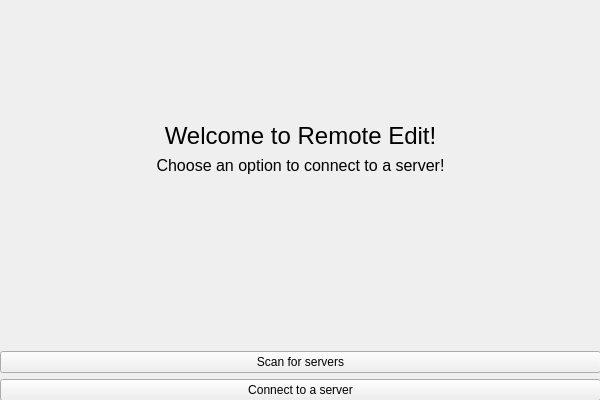
First picture: the form in connectionmethod.ui, repository ThatCakeID/remote-edit-client, before the edit.
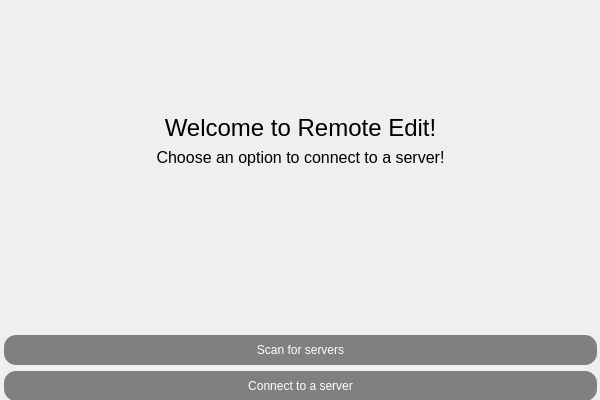
Second picture: the form after the edit.

Commit message: Better styling

The edit to the form file:
```diff
--- a/connectionmethod.ui
+++ b/connectionmethod.ui
@@ -71,16 +71,38 @@
     </item>
     <item>
      <widget class="QPushButton" name="scan_button">
+      <property name="styleSheet">
+       <string notr="true">margin-right: 4px;
+margin-left: 4px;
+border-radius: 12px;
+background: gray;
+padding: 8px;
+color: white;</string>
+      </property>
       <property name="text">
        <string>Scan for servers</string>
       </property>
+      <property name="flat">
+       <bool>true</bool>
+      </property>
      </widget>
     </item>
     <item>
      <widget class="QPushButton" name="direct_button">
+      <property name="styleSheet">
+       <string notr="true">margin-right: 4px;
+margin-left: 4px;
+border-radius: 12px;
+background: gray;
+padding: 8px;
+color: white;</string>
+      </property>
       <property name="text">
        <string>Connect to a server</string>
       </property>
+      <property name="flat">
+       <bool>true</bool>
+      </property>
      </widget>
     </item>
    </layout>
```
